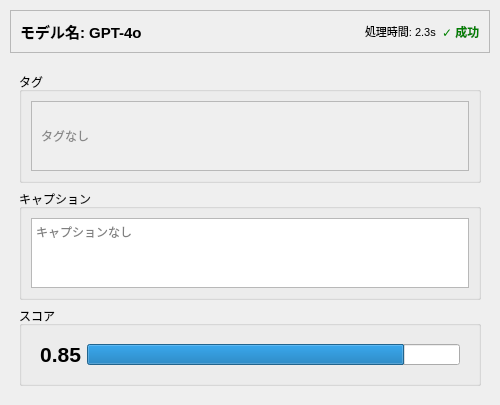
Before: the Qt Designer form src/lorairo/gui/designer/ModelResultTab.ui in NEXTAltair/LoRAIro, drawn with Qt 5.
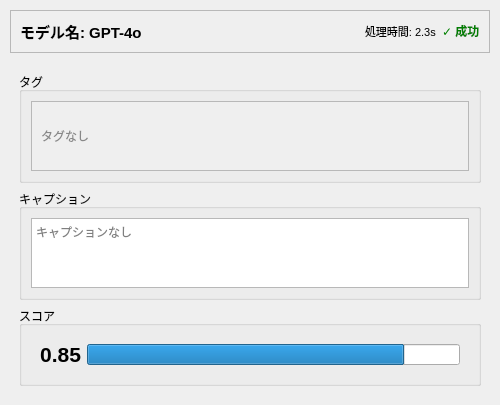
After: the same form once the commit is applied.

The edit to the form file:
```diff
--- a/src/lorairo/gui/designer/ModelResultTab.ui
+++ b/src/lorairo/gui/designer/ModelResultTab.ui
@@ -76,6 +76,12 @@
           <pointsize>8</pointsize>
          </font>
         </property>
+        <property name="sizePolicy">
+         <sizepolicy hsizetype="Preferred" vsizetype="Fixed">
+          <horstretch>0</horstretch>
+          <verstretch>0</verstretch>
+         </sizepolicy>
+        </property>
        </widget>
       </item>
       <item>
@@ -93,6 +99,12 @@
         <property name="styleSheet">
          <string notr="true">color: green;</string>
         </property>
+        <property name="sizePolicy">
+         <sizepolicy hsizetype="Preferred" vsizetype="Fixed">
+          <horstretch>0</horstretch>
+          <verstretch>0</verstretch>
+         </sizepolicy>
+        </property>
        </widget>
       </item>
      </layout>
@@ -147,6 +159,12 @@
                 <property name="styleSheet">
                  <string notr="true">color: #888;</string>
                 </property>
+                <property name="sizePolicy">
+                 <sizepolicy hsizetype="Preferred" vsizetype="Fixed">
+                  <horstretch>0</horstretch>
+                  <verstretch>0</verstretch>
+                 </sizepolicy>
+                </property>
                </widget>
               </item>
              </layout>
```
Left out of the diff: 56 changed lines with no effect on the pictures.
